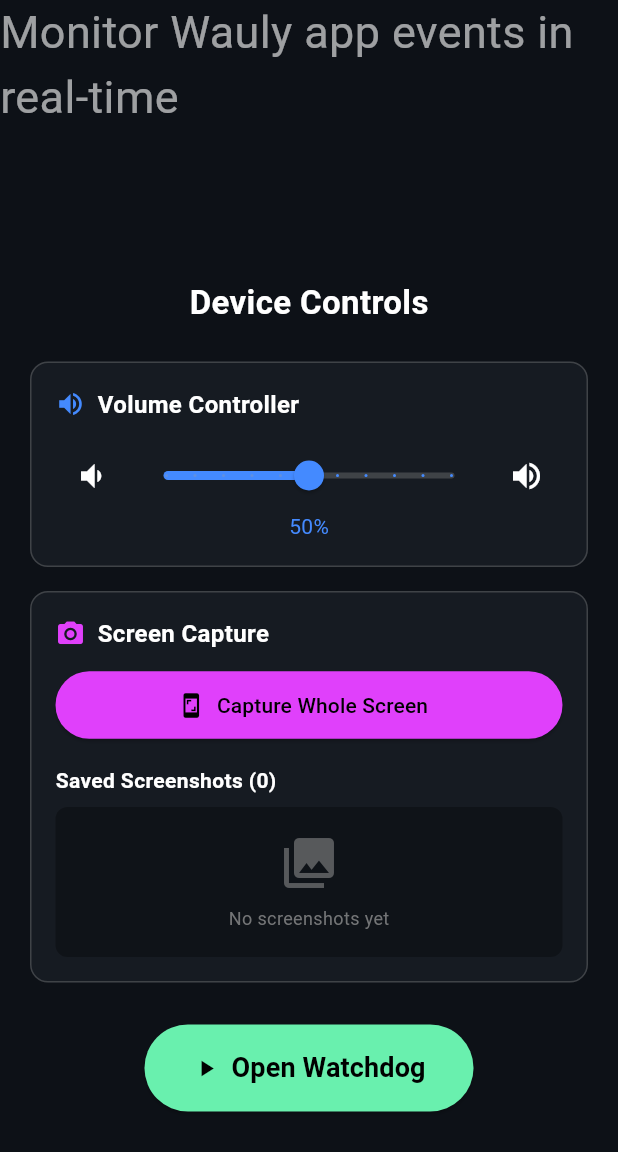
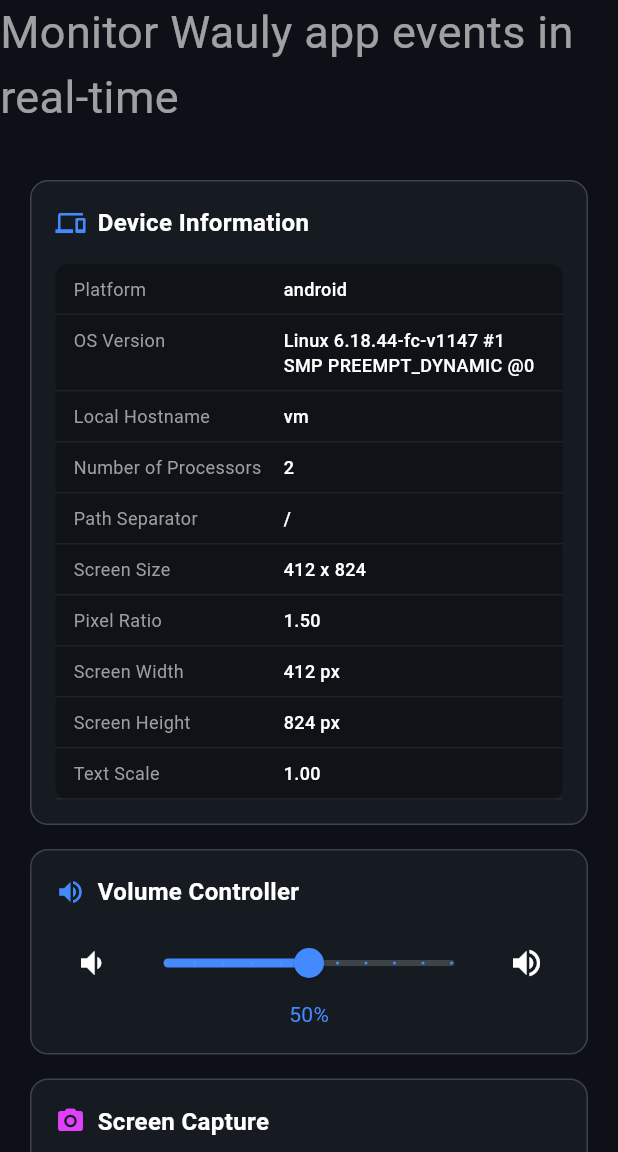
Before and after one commit to Amar596/philips_tv_flutter, a Flutter app: the screen it shows after launch, on a phone screen of 412 x 824 dp, the part 84-1236 px from its top. Run offline on Flutter 3.47's test engine with Material 3 defaults, Android fonts, the phone set to English and light mode, and no system bars; our stand-ins replace shared_preferences, sqflite; accounts and stored records are empty.

Commit message:
Worked on Volume details SS done

```diff
--- a/lib/home_page.dart
+++ b/lib/home_page.dart
@@ -1,5 +1,6 @@
 import 'package:flutter/material.dart';
 import 'package:philips_tv_flutter/widgets/brightness_controller.dart';
+import 'package:philips_tv_flutter/widgets/device_details.dart';
 import 'package:philips_tv_flutter/widgets/screen_capture.dart';
 import 'package:philips_tv_flutter/widgets/screen_rotation.dart';
 import 'package:philips_tv_flutter/widgets/volume_controller.dart';
@@ -36,22 +37,17 @@
                 fontSize: 30,
               ),
             ),
-            const SizedBox(height: 100),
+            const SizedBox(height: 10),
 
-                        // Features Section
+            // Features Section
             const Padding(
               padding: EdgeInsets.symmetric(horizontal: 20),
-              child: Text(
-                'Device Controls',
-                style: TextStyle(
-                  color: Colors.white,
-                  fontSize: 22,
-                  fontWeight: FontWeight.bold,
-                ),
-              ),
             ),
 
             const SizedBox(height: 16),
+
+            // Device Details Section
+            const DeviceDetails(),
 
             // Volume Controller
             const VolumeController(),
--- a/lib/screens/watchdog_screen.dart
+++ b/lib/screens/watchdog_screen.dart
@@ -352,6 +352,11 @@
 
   const _EventTile({required this.event});
 
+    // Helper method to format date
+  String _formatDate(DateTime date) {
+    return '${date.day.toString().padLeft(2, '0')}/${date.month.toString().padLeft(2, '0')}/${date.year}';
+  }
+
   @override
   Widget build(BuildContext context) {
     final config = _eventConfig(event.type);
@@ -398,7 +403,10 @@
           ),
         ],
       ),
-      subtitle: Padding(
+      subtitle: Column(
+        crossAxisAlignment: CrossAxisAlignment.start,
+        children: [
+        Padding(
         padding: const EdgeInsets.only(top: 4),
         child: Text(
           event.displayType,
@@ -409,6 +417,18 @@
           ),
         ),
       ),
+      Padding(
+        padding: const EdgeInsets.only(top: 2),
+        child: Text(
+          _formatDate(event.receivedAt),
+          style: const TextStyle(
+            color: Color(0xFF8B949E),
+            fontSize: 12,
+          ),
+        ),
+      ),
+        ],
+    ),
     );
   }
 
--- /dev/null
+++ b/lib/widgets/device_details.dart
@@ -0,0 +1,134 @@
+import 'package:flutter/material.dart';
+import 'dart:io';
+
+class DeviceDetails extends StatefulWidget {
+  const DeviceDetails({super.key});
+
+  @override
+  State<DeviceDetails> createState() => _DeviceDetailsState();
+}
+
+class _DeviceDetailsState extends State<DeviceDetails> {
+  late Map<String, String> _deviceDetails;
+
+  @override
+  void initState() {
+    super.initState();
+    _deviceDetails = {};
+    _getBasicDeviceInfo();
+  }
+
+  void _getBasicDeviceInfo() {
+    // Get basic device information using available APIs that don't need context
+    final details = <String, String>{};
+
+    // Platform info - these don't need context
+    details['Platform'] = Platform.operatingSystem;
+    details['OS Version'] = Platform.operatingSystemVersion;
+    details['Local Hostname'] = Platform.localHostname;
+    details['Number of Processors'] = '${Platform.numberOfProcessors}';
+    details['Path Separator'] = Platform.pathSeparator;
+
+    setState(() {
+      _deviceDetails = details;
+    });
+  }
+
+  @override
+  Widget build(BuildContext context) {
+    // Get screen info in build method (safe to use MediaQuery here)
+    final mediaQuery = MediaQuery.of(context);
+
+    // Create a copy of the details with screen info
+    final Map<String, String> allDetails = Map.from(_deviceDetails);
+    allDetails['Screen Size'] =
+        '${mediaQuery.size.width.toStringAsFixed(0)} x ${mediaQuery.size.height.toStringAsFixed(0)}';
+    allDetails['Pixel Ratio'] = mediaQuery.devicePixelRatio.toStringAsFixed(2);
+    allDetails['Screen Width'] =
+        '${mediaQuery.size.width.toStringAsFixed(0)} px';
+    allDetails['Screen Height'] =
+        '${mediaQuery.size.height.toStringAsFixed(0)} px';
+    allDetails['Text Scale'] = mediaQuery.textScaleFactor.toStringAsFixed(2);
+
+    return Container(
+      padding: const EdgeInsets.all(16),
+      margin: const EdgeInsets.symmetric(horizontal: 20, vertical: 8),
+      decoration: BoxDecoration(
+        color: const Color(0xFF161B22),
+        borderRadius: BorderRadius.circular(12),
+        border: Border.all(color: Colors.grey.withOpacity(0.3)),
+      ),
+      child: Column(
+        crossAxisAlignment: CrossAxisAlignment.start,
+        children: [
+          // Header
+          const Row(
+            children: [
+              Icon(Icons.devices, color: Colors.blueAccent, size: 20),
+              SizedBox(width: 8),
+              Text(
+                'Device Information',
+                style: TextStyle(
+                  color: Colors.white,
+                  fontSize: 16,
+                  fontWeight: FontWeight.bold,
+                ),
+              ),
+            ],
+          ),
+
+          const SizedBox(height: 16),
+
+          // Device Details Content
+          Container(
+            decoration: BoxDecoration(
+              color: Colors.black.withOpacity(0.3),
+              borderRadius: BorderRadius.circular(8),
+            ),
+            child: Column(
+              children: allDetails.entries.map((entry) {
+                return _buildDetailRow(entry.key, entry.value);
+              }).toList(),
+            ),
+          ),
+        ],
+      ),
+    );
+  }
+
+  Widget _buildDetailRow(String key, String value) {
+    return Container(
+      padding: const EdgeInsets.symmetric(horizontal: 12, vertical: 8),
+      decoration: BoxDecoration(
+        border: Border(
+          bottom: BorderSide(color: Colors.grey.withOpacity(0.1)),
+        ),
+      ),
+      child: Row(
+        crossAxisAlignment: CrossAxisAlignment.start,
+        children: [
+          SizedBox(
+            width: 140,
+            child: Text(
+              key,
+              style: const TextStyle(
+                color: Colors.grey,
+                fontSize: 12,
+              ),
+            ),
+          ),
+          Expanded(
+            child: Text(
+              value,
+              style: const TextStyle(
+                color: Colors.white,
+                fontSize: 12,
+                fontWeight: FontWeight.w500,
+              ),
+            ),
+          ),
+        ],
+      ),
+    );
+  }
+}
--- a/pubspec.yaml
+++ b/pubspec.yaml
@@ -50,6 +50,7 @@
   sqflite: ^2.3.0
   path: ^1.8.0
   path_provider: ^2.1.0
+  device_info_plus: ^9.0.0
 
 # For information on the generic Dart part of this file, see the
 # following page: https://dart.dev/tools/pub/pubspec
```
Also changed, not shown: pubspec.lock, 3 other files.
